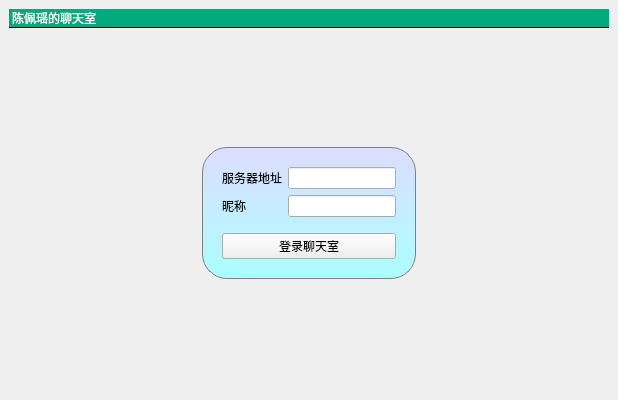
Above: Lab5/ChatClient/mainwindow.ui from SandraChen888/Sandra_QTCourse before the change. Below: the same form after it.
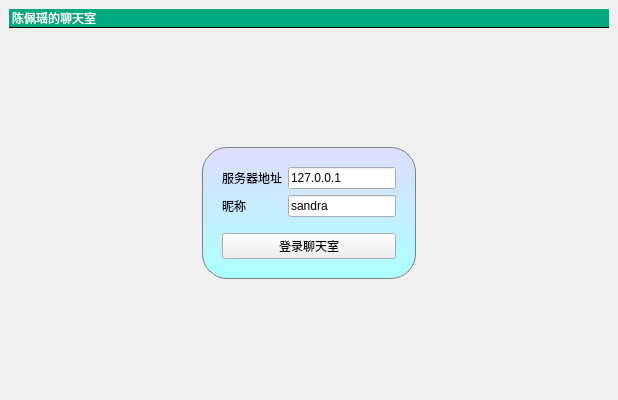
That is the form after the change. The open tabs and pages were chosen to show the change.

```diff
--- a/Lab5/ChatClient/mainwindow.ui
+++ b/Lab5/ChatClient/mainwindow.ui
@@ -149,10 +149,18 @@
               </widget>
              </item>
              <item row="1" column="1">
-              <widget class="QLineEdit" name="usernameEdit"/>
+              <widget class="QLineEdit" name="usernameEdit">
+               <property name="text">
+                <string>sandra</string>
+               </property>
+              </widget>
              </item>
              <item row="0" column="1">
-              <widget class="QLineEdit" name="serverEdit"/>
+              <widget class="QLineEdit" name="serverEdit">
+               <property name="text">
+                <string>127.0.0.1</string>
+               </property>
+              </widget>
              </item>
             </layout>
            </item>
```
Left out of the diff: 2 changed lines with no effect on the pictures.
